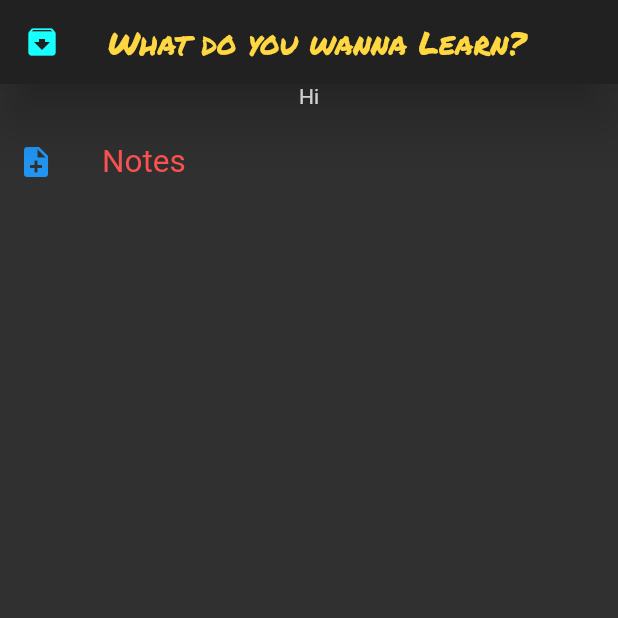
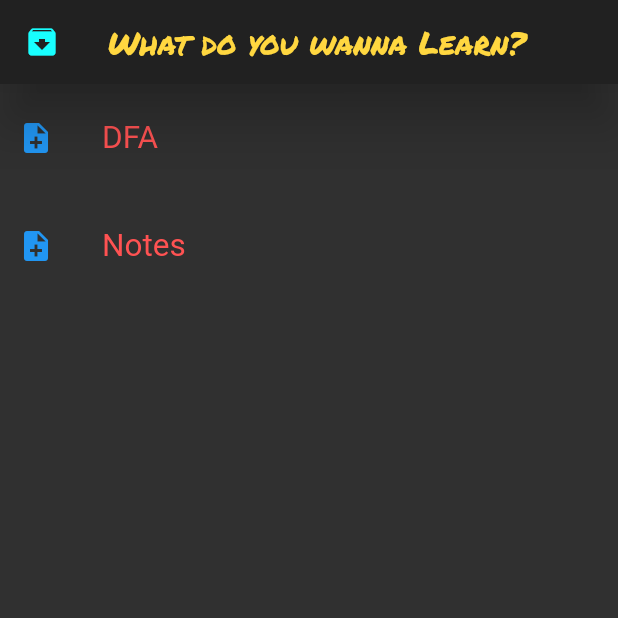
Before and after one commit to oojas/AutomateX, a Flutter app: the screen it shows after launch, on a phone screen of 412 x 824 dp, the top half of it. Run offline on Flutter 3.47's test engine with Material 2 defaults, Android fonts, the phone set to English and light mode, and no system bars; our stand-ins replace google_fonts, splashscreen; Roboto replaces fonts that are missing (Courgette).

Commit message:
added colors

```diff
--- a/lib/home.dart
+++ b/lib/home.dart
@@ -46,7 +46,24 @@ class _homeState extends State<home> with SingleTickerProviderStateMixin {
           mainAxisSize: MainAxisSize.max,
           mainAxisAlignment: MainAxisAlignment.start,
           children: [
-            Text("Hi"),
+            Column(
+              mainAxisAlignment: MainAxisAlignment.start,
+              children: [
+                ListTile(
+                  leading: Icon(Icons.note_add),
+                  title: Text(
+                    "DFA",
+                    style: GoogleFonts.courgette(
+                        fontSize: 21, color: Colors.redAccent),
+                  ),
+                  dense: true,
+                  selected: true,
+                  focusColor: Colors.pinkAccent,
+                  hoverColor: Colors.pink,
+                  contentPadding: EdgeInsets.all(12.0),
+                )
+              ],
+            ),
             Column(
               mainAxisAlignment: MainAxisAlignment.end,
               children: [
```
